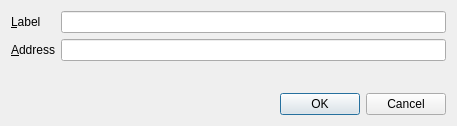
Old version of the form src/qt/forms/editaddressdialog.ui in the repository Wincoinofficial/wincoin.
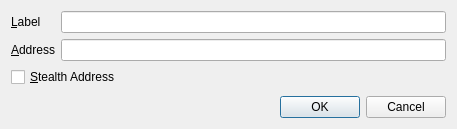
New version of the form.

```diff
--- a/src/qt/forms/editaddressdialog.ui
+++ b/src/qt/forms/editaddressdialog.ui
@@ -7,7 +7,7 @@
     <x>0</x>
     <y>0</y>
     <width>457</width>
-    <height>126</height>
+    <height>129</height>
    </rect>
   </property>
   <property name="windowTitle">
@@ -53,6 +53,13 @@
        </property>
       </widget>
      </item>
+     <item row="2" column="0" colspan="2">
+      <widget class="QCheckBox" name="stealthCB">
+       <property name="text">
+        <string>&amp;Stealth Address</string>
+       </property>
+      </widget>
+     </item>
     </layout>
    </item>
    <item>
```
